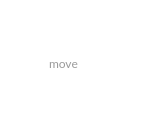
First picture: the form in src/MEGASync/stalled_issues/gui/win/StalledIssueFilePath.ui, repository meganz/MEGAsync, before the edit.
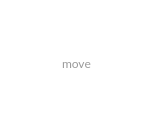
Second picture: the form after the edit.

```diff
--- a/src/MEGASync/stalled_issues/gui/win/StalledIssueFilePath.ui
+++ b/src/MEGASync/stalled_issues/gui/win/StalledIssueFilePath.ui
@@ -259,30 +259,46 @@
       <property name="spacing">
        <number>3</number>
       </property>
-      <item row="0" column="0">
-       <widget class="QWidget" name="moveLines" native="true">
-        <property name="minimumSize">
-         <size>
-          <width>13</width>
-          <height>24</height>
-         </size>
-        </property>
-        <property name="maximumSize">
-         <size>
-          <width>13</width>
-          <height>24</height>
-         </size>
-        </property>
-       </widget>
-      </item>
-      <item row="0" column="1">
+      <item row="0" column="2">
        <widget class="QLabel" name="moveLabel">
         <property name="text">
          <string>move</string>
         </property>
        </widget>
       </item>
-      <item row="1" column="0" colspan="2">
+      <item row="0" column="1">
+       <widget class="QWidget" name="moveLines" native="true">
+        <property name="minimumSize">
+         <size>
+          <width>13</width>
+          <height>24</height>
+         </size>
+        </property>
+        <property name="maximumSize">
+         <size>
+          <width>13</width>
+          <height>24</height>
+         </size>
+        </property>
+       </widget>
+      </item>
+      <item row="0" column="0">
+       <spacer name="horizontalSpacer_3">
+        <property name="orientation">
+         <enum>Qt::Horizontal</enum>
+        </property>
+        <property name="sizeType">
+         <enum>QSizePolicy::Fixed</enum>
+        </property>
+        <property name="sizeHint" stdset="0">
+         <size>
+          <width>10</width>
+          <height>0</height>
+         </size>
+        </property>
+       </spacer>
+      </item>
+      <item row="1" column="0" colspan="3">
        <widget class="QWidget" name="moveFilePathContainer" native="true">
         <property name="cursor">
          <cursorShape>PointingHandCursor</cursorShape>
```
